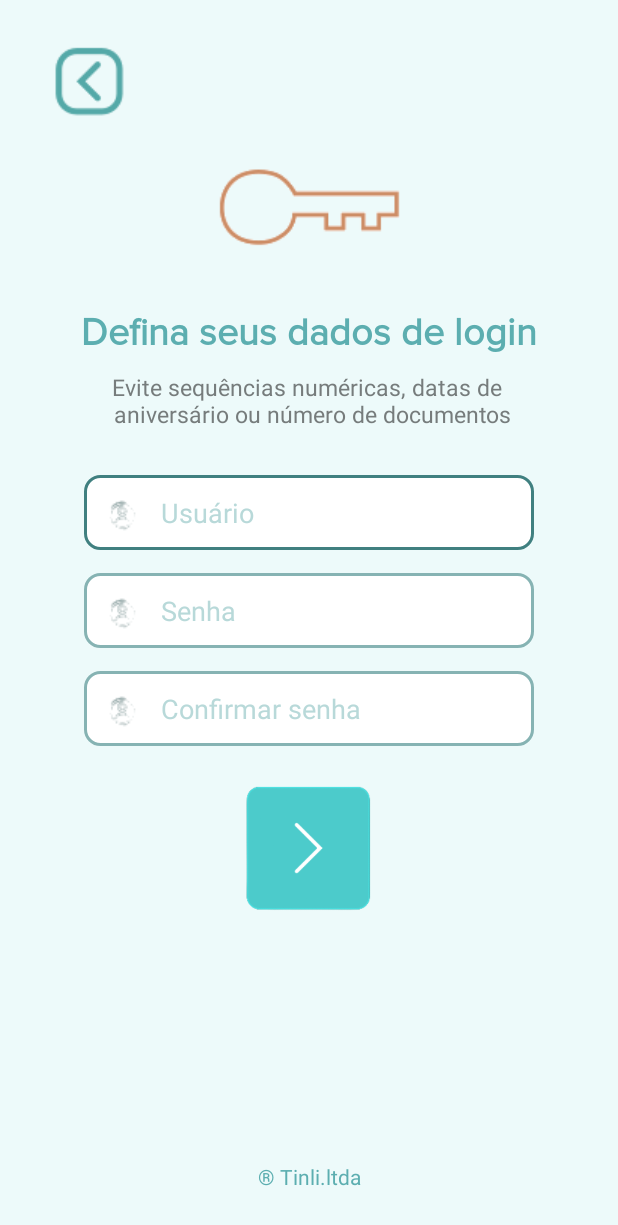
After one commit to ES2-UFPI/Troca-Livros, an Android app: the layout activity_login_data_view.xml on its own in the app's theme, with its tools: preview values and no code run, on a phone screen of 412 x 824 dp. The commit adds this screen. Shown: the top 1225 px of the screen. Run offline under Robolectric (Android 15) with nearby library versions, the phone set to English and light mode, and no system bars.

Commit message:
Merged with dev

```diff
--- a/Frontend/app/src/main/AndroidManifest.xml
+++ b/Frontend/app/src/main/AndroidManifest.xml
@@ -10,16 +10,16 @@
         android:supportsRtl="true"
         android:theme="@style/Theme.Tinli">
         <activity
-            android:name=".App.Controllers.Register"
+            android:name=".Controllers.Register"
             android:exported="false" />
         <activity
-            android:name=".App.Controllers.Login"
+            android:name=".Controllers.Login"
             android:exported="false" />
         <activity
-            android:name=".App.Controllers.Home"
+            android:name=".Controllers.Home"
             android:exported="false" />
         <activity
-            android:name=".App.Controllers.MainActivity"
+            android:name=".Controllers.MainActivity"
             android:exported="true">
             <intent-filter>
                 <action android:name="android.intent.action.MAIN" />
--- a/Frontend/app/src/main/java/com/rubick/tinli/App/Controllers/Home.java
+++ b/Frontend/app/src/main/java/com/rubick/tinli/Controllers/Home.java
@@ -1,4 +1,4 @@
-package com.rubick.tinli.App.Controllers;
+package com.rubick.tinli.Controllers;
 
 import androidx.appcompat.app.AppCompatActivity;
 
--- a/Frontend/app/src/main/java/com/rubick/tinli/App/Controllers/Login.java
+++ b/Frontend/app/src/main/java/com/rubick/tinli/Controllers/Login.java
@@ -1,4 +1,4 @@
-package com.rubick.tinli.App.Controllers;
+package com.rubick.tinli.Controllers;
 
 import androidx.appcompat.app.AppCompatActivity;
 
--- a/Frontend/app/src/main/java/com/rubick/tinli/App/Controllers/MainActivity.java
+++ b/Frontend/app/src/main/java/com/rubick/tinli/Controllers/MainActivity.java
@@ -1,4 +1,4 @@
-package com.rubick.tinli.App.Controllers;
+package com.rubick.tinli.Controllers;
 
 import androidx.appcompat.app.AppCompatActivity;
 
--- a/Frontend/app/src/main/java/com/rubick/tinli/App/Controllers/Register.java
+++ b/Frontend/app/src/main/java/com/rubick/tinli/Controllers/Register.java
@@ -1,4 +1,4 @@
-package com.rubick.tinli.App.Controllers;
+package com.rubick.tinli.Controllers;
 
 import androidx.appcompat.app.AppCompatActivity;
 
--- /dev/null
+++ b/Frontend/app/src/main/java/com/rubick/tinli/LoginDataView.java
@@ -0,0 +1,19 @@
+package com.rubick.tinli;
+
+import androidx.appcompat.app.AppCompatActivity;
+
+import android.os.Bundle;
+import android.view.WindowManager;
+
+public class LoginDataView extends AppCompatActivity {
+
+    @Override
+    protected void onCreate(Bundle savedInstanceState) {
+        super.onCreate(savedInstanceState);
+        setContentView(R.layout.activity_login_data_view);
+        getSupportActionBar().hide();
+        this.getWindow().setFlags(WindowManager.LayoutParams.FLAG_FULLSCREEN, WindowManager.LayoutParams.FLAG_FULLSCREEN);
+
+        //TODO: Input validation
+    }
+}
--- /dev/null
+++ b/Frontend/app/src/main/res/drawable-v24/custom_input_login_data.xml
@@ -0,0 +1,20 @@
+<?xml version="1.0" encoding="utf-8"?>
+<selector xmlns:android="http://schemas.android.com/apk/res/android">
+
+    <item android:state_enabled="true" android:state_focused="true">
+        <shape android:shape="rectangle">
+            <solid android:color="@color/white"/>
+            <corners android:radius="10dp"/>
+            <stroke android:color="#408080" android:width="2dp"/>
+        </shape>
+    </item>
+
+    <item android:state_enabled="true">
+        <shape android:shape="rectangle">
+            <solid android:color="@color/white"/>
+            <corners android:radius="10dp"/>
+            <stroke android:color="#86B3B3" android:width="2dp"/>
+        </shape>
+    </item>
+
+</selector>
--- a/Frontend/app/src/main/res/layout/activity_login.xml
+++ b/Frontend/app/src/main/res/layout/activity_login.xml
@@ -126,4 +126,5 @@
         app:layout_constraintBottom_toBottomOf="parent"
         app:layout_constraintEnd_toEndOf="parent"
         app:layout_constraintStart_toStartOf="parent" />
+
 </androidx.constraintlayout.widget.ConstraintLayout>
--- /dev/null
+++ b/Frontend/app/src/main/res/layout/activity_login_data_view.xml
@@ -0,0 +1,129 @@
+<?xml version="1.0" encoding="utf-8"?>
+<androidx.constraintlayout.widget.ConstraintLayout xmlns:android="http://schemas.android.com/apk/res/android"
+    xmlns:app="http://schemas.android.com/apk/res-auto"
+    xmlns:tools="http://schemas.android.com/tools"
+    android:layout_width="match_parent"
+    android:layout_height="match_parent"
+    android:background="#EDFAFA"
+    tools:context=".LoginDataView">
+
+    <ImageView
+        android:id="@+id/back_bt"
+        android:layout_width="wrap_content"
+        android:layout_height="wrap_content"
+        android:layout_marginStart="20dp"
+        android:layout_marginTop="20dp"
+        android:src="@drawable/back_icon_1"
+        app:layout_constraintStart_toStartOf="parent"
+        app:layout_constraintTop_toTopOf="parent"
+        tools:ignore="ContentDescription" />
+
+    <ImageView
+        android:layout_marginTop="100dp"
+        android:id="@+id/imageView2"
+        android:layout_width="wrap_content"
+        android:layout_height="wrap_content"
+        android:src="@drawable/key_icon"
+        app:layout_constraintEnd_toEndOf="parent"
+        app:layout_constraintStart_toStartOf="parent"
+        app:layout_constraintTop_toTopOf="parent"
+        tools:ignore="ContentDescription" />
+
+    <TextView
+        android:layout_marginTop="30dp"
+        android:id="@+id/textView4"
+        android:layout_width="wrap_content"
+        android:layout_height="wrap_content"
+        android:fontFamily="@font/proxima_nova"
+        android:text="@string/login_data_title_text"
+        android:textColor="@color/app_blue_text"
+        android:textSize="25sp"
+        android:textStyle="bold"
+        app:layout_constraintEnd_toEndOf="parent"
+        app:layout_constraintStart_toStartOf="parent"
+        app:layout_constraintTop_toBottomOf="@+id/imageView2" />
+
+    <TextView
+        android:textAlignment="center"
+        android:layout_marginTop="10dp"
+        android:id="@+id/textView8"
+        android:layout_width="wrap_content"
+        android:layout_height="wrap_content"
+        android:text="@string/login_data_password_advices"
+        android:textColor="#767c7c"
+        android:textSize="15sp"
+        app:layout_constraintEnd_toEndOf="parent"
+        app:layout_constraintStart_toStartOf="parent"
+        app:layout_constraintTop_toBottomOf="@+id/textView4" />
+
+    <EditText
+        android:layout_marginTop="30dp"
+        android:id="@+id/name"
+        android:layout_width="300dp"
+        android:layout_height="50dp"
+        android:background="@drawable/custom_input_login_data"
+        android:drawableStart="@drawable/email_input_icon"
+        android:hint="@string/user_input"
+        android:inputType="text"
+        android:textColor="#408080"
+        android:textColorHint="#B8D9D9"
+        app:layout_constraintEnd_toEndOf="parent"
+        app:layout_constraintStart_toStartOf="parent"
+        app:layout_constraintTop_toBottomOf="@+id/textView8"
+        tools:ignore="Autofill" />
+
+    <EditText
+        android:id="@+id/editText"
+        android:layout_width="300dp"
+        android:layout_height="50dp"
+        android:layout_marginTop="15dp"
+        android:background="@drawable/custom_input_login_data"
+        android:drawableStart="@drawable/email_input_icon"
+        android:hint="@string/password_input"
+        android:inputType="text"
+        android:textColor="#408080"
+        android:textColorHint="#B8D9D9"
+        app:layout_constraintEnd_toEndOf="parent"
+        app:layout_constraintStart_toStartOf="parent"
+        app:layout_constraintTop_toBottomOf="@+id/name"
+        tools:ignore="Autofill" />
+
+    <EditText
+        android:layout_marginTop="15dp"
+        android:id="@+id/editText2"
+        android:layout_width="300dp"
+        android:layout_height="50dp"
+        android:background="@drawable/custom_input_login_data"
+        android:drawableStart="@drawable/email_input_icon"
+        android:hint="@string/confirm_password_input"
+        android:inputType="text"
+        android:textColor="#408080"
+        android:textColorHint="#B8D9D9"
+        app:layout_constraintEnd_toEndOf="parent"
+        app:layout_constraintStart_toStartOf="parent"
+        app:layout_constraintTop_toBottomOf="@+id/editText"
+        tools:ignore="Autofill" />
+
+    <ImageView
+        android:layout_marginTop="20dp"
+        android:id="@+id/login_bt"
+        android:layout_width="100dp"
+        android:layout_height="100dp"
+        android:src="@drawable/login_bt"
+        app:layout_constraintEnd_toEndOf="parent"
+        app:layout_constraintStart_toStartOf="parent"
+        app:layout_constraintTop_toBottomOf="@+id/editText2"
+        tools:ignore="ContentDescription" />
+
+    <TextView
+        android:id="@+id/textView3"
+        android:layout_width="wrap_content"
+        android:layout_height="wrap_content"
+        android:layout_marginBottom="30dp"
+        android:text="@string/app_name_ltda"
+        android:textColor="@color/app_blue_text"
+        app:layout_constraintBottom_toBottomOf="parent"
+        app:layout_constraintEnd_toEndOf="parent"
+        app:layout_constraintStart_toStartOf="parent" />
+
+</androidx.constraintlayout.widget.ConstraintLayout>
--- a/Frontend/app/src/main/res/values/colors.xml
+++ b/Frontend/app/src/main/res/values/colors.xml
@@ -12,4 +12,5 @@
     <color name="app_gray_color">#DFDFDF</color>
     <color name="app_input_background_color">#244c50</color>
     <color name="app_input_unfocused_color">#475959</color>
+    <color name="app_blue_text">#5caeb0</color>
 </resources>
--- a/Frontend/app/src/main/res/values/strings.xml
+++ b/Frontend/app/src/main/res/values/strings.xml
@@ -17,4 +17,8 @@
     <string name="email_input">Seu melhor email</string>
     <string name="name_input">Nome completo</string>
     <string name="user_input">Usuário</string>
+    <string name="login_data_title_text">Defina seus dados de login</string>
+    <string name="login_data_password_advices">Evite sequências numéricas, datas de \n aniversário ou número de documentos</string>
+    <string name="password_input">Senha</string>
+    <string name="confirm_password_input">Confirmar senha</string>
 </resources>
```
Also changed, not shown: Frontend/app/src/main/res/drawable/back_icon_1.png (added), Frontend/app/src/main/res/drawable/key_icon.png (added).
